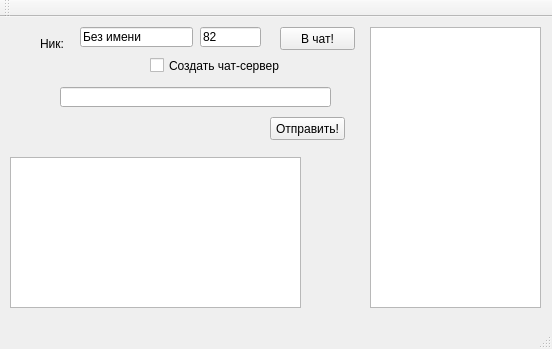
Old version of the form lesson_7/QtNetwork/mainwindow.ui in the repository Chuvi-w/cpp.
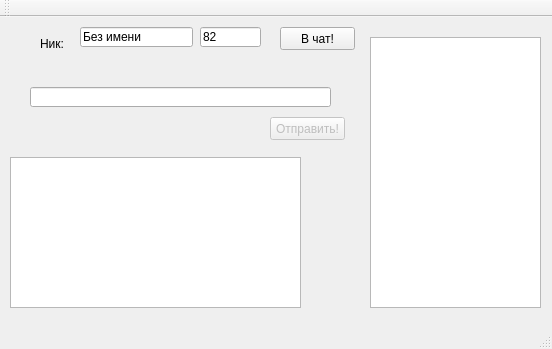
New version of the form.

Patch:
```diff
--- a/lesson_7/QtNetwork/mainwindow.ui
+++ b/lesson_7/QtNetwork/mainwindow.ui
@@ -69,14 +69,17 @@
    <widget class="QLineEdit" name="messageEdit">
     <property name="geometry">
      <rect>
-      <x>60</x>
+      <x>30</x>
       <y>70</y>
-      <width>271</width>
+      <width>301</width>
       <height>20</height>
      </rect>
     </property>
    </widget>
    <widget class="QPushButton" name="sendButton">
+    <property name="enabled">
+     <bool>false</bool>
+    </property>
     <property name="geometry">
      <rect>
       <x>270</x>
@@ -99,26 +102,13 @@
      </rect>
     </property>
    </widget>
-   <widget class="QCheckBox" name="createServer">
-    <property name="geometry">
-     <rect>
-      <x>150</x>
-      <y>40</y>
-      <width>131</width>
-      <height>17</height>
-     </rect>
-    </property>
-    <property name="text">
-     <string>Создать чат-сервер</string>
-    </property>
-   </widget>
-   <widget class="QListView" name="listView">
+   <widget class="QListWidget" name="onlineList">
     <property name="geometry">
      <rect>
       <x>370</x>
-      <y>10</y>
+      <y>20</y>
       <width>171</width>
-      <height>281</height>
+      <height>271</height>
      </rect>
     </property>
    </widget>
```
Left out of the diff: 5 changed lines with no effect on the pictures.
